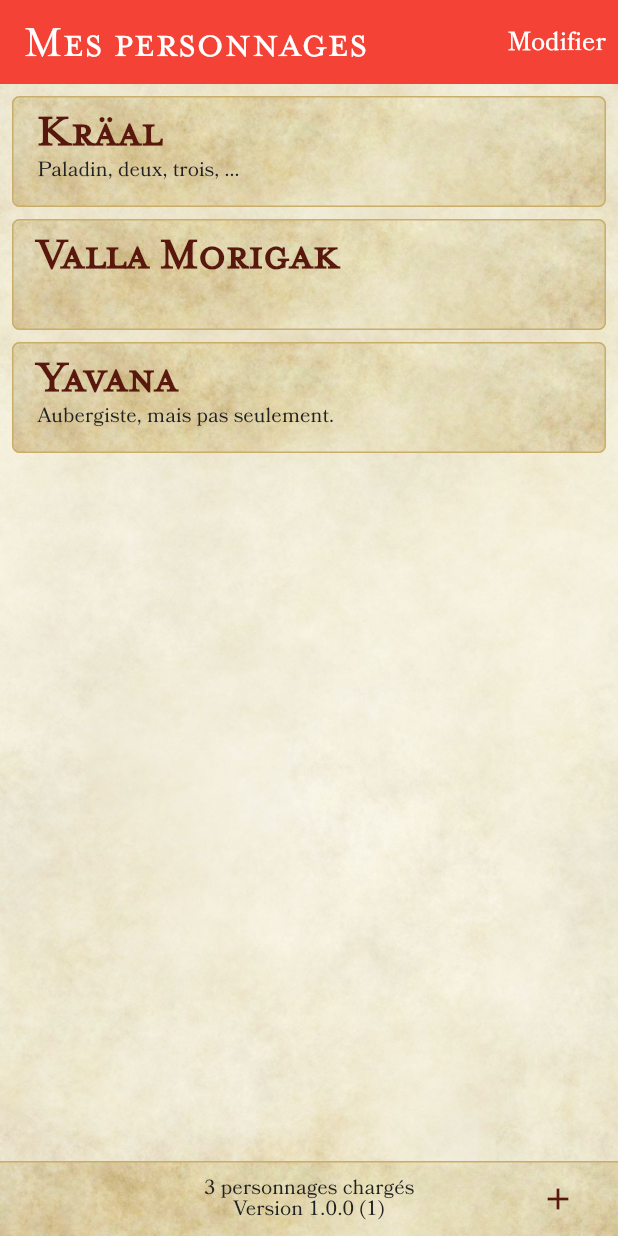
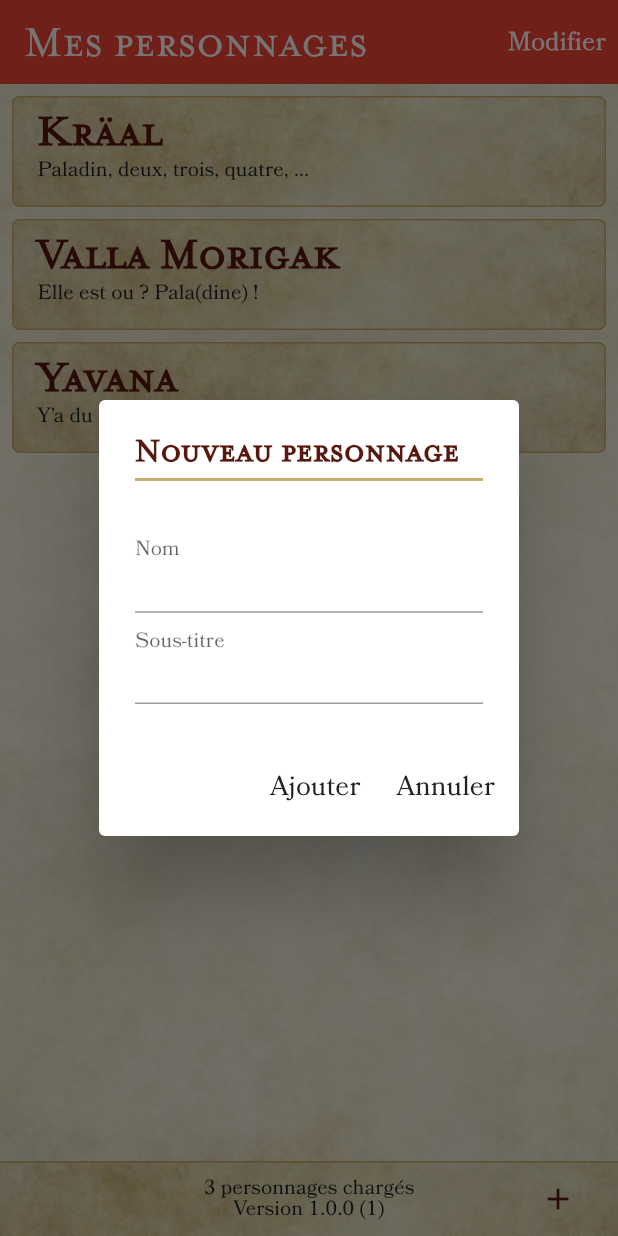
Before and after one commit to ymauray/dd5tools, a Flutter app: the screen it shows after launch, after a tap on the "add" icon, on a phone screen of 412 x 824 dp. Run offline on Flutter 3.47's test engine with Material 2 defaults, Android fonts, the phone set to English and light mode, and no system bars; drawn by our look-alikes of flutter_form_builder; our stand-ins replace form_builder_validators, package_info_plus, sqflite; accounts and stored records are empty.

Commit message:
Character creation form

```diff
--- a/lib/app.dart
+++ b/lib/app.dart
@@ -1,10 +1,12 @@
-import 'package:dd5tools/providers/character_provider.dart';
-import 'package:dd5tools/utils/db_util.dart';
 import 'package:flutter/material.dart';
+import 'package:flutter_localizations/flutter_localizations.dart';
+import 'package:form_builder_validators/form_builder_validators.dart';
 import 'package:provider/provider.dart';
 
 import 'app_theme.dart';
 import 'pages/home_page.dart';
+import 'providers/character_provider.dart';
+import 'utils/db_util.dart';
 
 class App extends StatelessWidget {
   const App({Key? key}) : super(key: key);
@@ -25,6 +27,11 @@ class App extends StatelessWidget {
         debugShowCheckedModeBanner: false,
         theme: AppTheme.themeData,
         home: const HomePage(),
+        localizationsDelegates: const [
+          FormBuilderLocalizations.delegate,
+          GlobalMaterialLocalizations.delegate,
+          GlobalWidgetsLocalizations.delegate,
+        ],
       ),
     );
   }
--- a/lib/app_theme.dart
+++ b/lib/app_theme.dart
@@ -146,9 +146,10 @@ class AppTheme {
         fontFamily: 'Bookinsanity (Remake)',
       ),
       bodyMedium: TextStyle(
-        fontSize: 14 * _fontScale,
+        fontSize: .422 * _fontScaleCM,
         fontWeight: FontWeight.w400,
         fontFamily: 'Bookinsanity (Remake)',
+        color: Color(0xff222222),
       ),
       bodySmall: TextStyle(
         fontSize: .317 * _fontScaleCM,
--- a/lib/pages/home_page.dart
+++ b/lib/pages/home_page.dart
@@ -4,11 +4,14 @@ import 'package:dd5tools/providers/character_provider.dart';
 import 'package:dd5tools/widgets/paper_container.dart';
 import 'package:dd5tools/widgets/typography/title_small.dart';
 import 'package:flutter/material.dart';
+import 'package:flutter_form_builder/flutter_form_builder.dart';
+import 'package:form_builder_validators/form_builder_validators.dart';
 import 'package:package_info_plus/package_info_plus.dart';
 import 'package:provider/provider.dart';
 
 import '../models/characer.dart';
 import '../widgets/character_card.dart';
+import '../widgets/typography/body_medium.dart';
 import '../widgets/typography/body_small.dart';
 
 class HomePage extends StatefulWidget {
@@ -78,7 +81,7 @@ class _HomePageState extends State<HomePage> {
           builder: (context, characterProvider, child) {
             return Stack(
               children: [
-                _DeletableCharacterCard(
+                _CharacterList(
                   _characters,
                   modify: _modify,
                   onDelete: (index) {
@@ -114,7 +117,17 @@ class _HomePageState extends State<HomePage> {
                       ),
                       IconButton(
                         // ignore: no-empty-block
-                        onPressed: () {},
+                        onPressed: () async {
+                          var character = await _newCharacter(context);
+                          if (character != null) {
+                            setState(() {
+                              _characters.add(character);
+                              _characters.sort((a, b) => a.name
+                                  .toUpperCase()
+                                  .compareTo(b.name.toUpperCase()));
+                            });
+                          }
+                        },
                         icon: const Icon(Icons.add),
                       ),
                     ],
@@ -150,8 +163,8 @@ class _HomePageState extends State<HomePage> {
   }
 }
 
-class _DeletableCharacterCard extends StatelessWidget {
-  const _DeletableCharacterCard(
+class _CharacterList extends StatelessWidget {
+  const _CharacterList(
     List<Character> data, {
     Function(int index)? onDelete,
     Key? key,
@@ -215,16 +228,16 @@ Future<bool?> _confirmDelete(
     context: context,
     builder: (context) => AlertDialog(
       title: const TitleSmall('Supprimer'),
-      content: BodySmall(prompt),
+      content: BodyMedium(prompt),
       actions: [
         TextButton(
-          child: const BodySmall('Supprimer'),
+          child: const BodyMedium('Supprimer'),
           onPressed: () {
             Navigator.of(context).pop(true);
           },
         ),
         TextButton(
-          child: const BodySmall('Annuler'),
+          child: const BodyMedium('Annuler'),
           onPressed: () {
             Navigator.of(context).pop(false);
           },
@@ -232,6 +245,93 @@ Future<bool?> _confirmDelete(
       ],
     ),
   );
+}
+
+// ignore: long-method
+Future<Character?> _newCharacter(BuildContext context) async {
+  final formKey = GlobalKey<FormBuilderState>();
+
+  return showDialog<Character>(
+    context: context,
+    builder: (context) {
+      return AlertDialog(
+        title: const TitleSmall('Nouveau personnage'),
+        content: FormBuilder(
+          key: formKey,
+          onChanged: () {
+            formKey.currentState!.save();
+            debugPrint(formKey.currentState!.value.toString());
+          },
+          autovalidateMode: AutovalidateMode.disabled,
+          initialValue: const {
+            'name': '',
+            'tagline': '',
+          },
+          skipDisabled: true,
+          child: const _NewCharacterForm(),
+        ),
+        actions: [
+          TextButton(
+            child: const BodyMedium('Ajouter'),
+            onPressed: () {
+              if (formKey.currentState?.saveAndValidate() ?? false) {
+                Navigator.of(context).pop(
+                  Character(
+                    name: formKey.currentState!.value['name'] as String,
+                    tagline: formKey.currentState!.value['tagline'] as String,
+                  ),
+                );
+                debugPrint(formKey.currentState?.value.toString());
+              } else {
+                debugPrint(formKey.currentState?.value.toString());
+                debugPrint('validation failed');
+              }
+            },
+          ),
+          TextButton(
+            child: const BodyMedium('Annuler'),
+            onPressed: () {
+              Navigator.of(context).pop(null);
+            },
+          ),
+        ],
+      );
+    },
+  );
+}
+
+class _NewCharacterForm extends StatelessWidget {
+  const _NewCharacterForm({
+    Key? key,
+  }) : super(key: key);
+
+  @override
+  Widget build(BuildContext context) {
+    return Column(
+      mainAxisSize: MainAxisSize.min,
+      children: [
+        FormBuilderTextField(
+          style: Theme.of(context).textTheme.bodyMedium,
+          name: 'name',
+          decoration: const InputDecoration(
+            labelText: 'Nom',
+            floatingLabelBehavior: FloatingLabelBehavior.always,
+          ),
+          validator: FormBuilderValidators.required(),
+          textInputAction: TextInputAction.next,
+        ),
+        FormBuilderTextField(
+          style: Theme.of(context).textTheme.bodyMedium,
+          name: 'tagline',
+          decoration: const InputDecoration(
+            labelText: 'Sous-titre',
+            floatingLabelBehavior: FloatingLabelBehavior.always,
+          ),
+          textInputAction: TextInputAction.next,
+        ),
+      ],
+    );
+  }
 }
 
 class _Footer extends StatelessWidget {
--- a/lib/utils/db_util.dart
+++ b/lib/utils/db_util.dart
@@ -1,3 +1,4 @@
+import 'package:flutter/foundation.dart';
 import 'package:sqflite/sqflite.dart';
 
 import '../models/characer.dart';
@@ -10,8 +11,8 @@ class DbUtil {
     var path = '$databasesPath/dd5tools.db';
 
     //if (kDebugMode) {
-    //  await deleteDatabase(path);
-    //  _database = null;
+      await deleteDatabase(path);
+      _database = null;
     //}
 
     _database ??= await openDatabase(path, version: 1, onUpgrade: _upgrade);
@@ -33,12 +34,12 @@ class DbUtil {
       for (var character in [
         Character(
           name: "Kräal",
-          tagline: "Paladin, deux, trois, ...",
+          tagline: "Paladin, deux, trois, quatre, ...",
         ),
-        Character(name: "Valla Morigak"),
+        Character(name: "Valla Morigak", tagline: "Elle est ou ? Pala(dine) !"),
         Character(
           name: "Yavana",
-          tagline: "Aubergiste, mais pas seulement.",
+          tagline: "Y'a du soleil et Yavana, dar la dir la dada...",
         ),
       ]) {
         await db.insert('characters', character.toMap());
--- a/lib/widgets/paper_container.dart
+++ b/lib/widgets/paper_container.dart
@@ -2,23 +2,27 @@ import 'package:flutter/material.dart';
 
 class PaperContainer extends StatelessWidget {
   const PaperContainer({
-    required this.child,
+    required child,
+    bool fullwidth = true,
     Key? key,
-  }) : super(key: key);
+  })  : _child = child,
+        _fullwidth = fullwidth,
+        super(key: key);
 
-  final Widget child;
+  final Widget _child;
+  final bool _fullwidth;
 
   @override
   Widget build(BuildContext context) {
     return Container(
-      width: MediaQuery.of(context).size.width,
+      width: _fullwidth ? MediaQuery.of(context).size.width : null,
       decoration: const BoxDecoration(
         image: DecorationImage(
           image: AssetImage("assets/paper_bg.png"),
           fit: BoxFit.cover,
         ),
       ),
-      child: child,
+      child: _child,
     );
   }
 }
--- /dev/null
+++ b/lib/widgets/typography/body_medium.dart
@@ -0,0 +1,23 @@
+import 'package:flutter/material.dart';
+
+class BodyMedium extends StatelessWidget {
+  const BodyMedium(String data, {Key? key})
+      : _data = data,
+        super(key: key);
+
+  final String _data;
+
+  @override
+  Widget build(BuildContext context) {
+    return Column(
+      crossAxisAlignment: CrossAxisAlignment.start,
+      mainAxisSize: MainAxisSize.min,
+      children: [
+        Text(
+          _data,
+          style: Theme.of(context).textTheme.bodyMedium,
+        ),
+      ],
+    );
+  }
+}
--- a/pubspec.yaml
+++ b/pubspec.yaml
@@ -15,6 +15,11 @@ dependencies:
   flutter_bloc: ^8.0.1
   sqflite: ^2.0.3
   package_info_plus: ^1.4.2
+  flutter_form_builder: ^7.4.0
+  form_builder_validators: ^8.2.0
+  intl: ^0.17.0
+  flutter_localizations:
+    sdk: flutter
 
 dev_dependencies:
   flutter_test:
```
Also changed, not shown: pubspec.lock.
